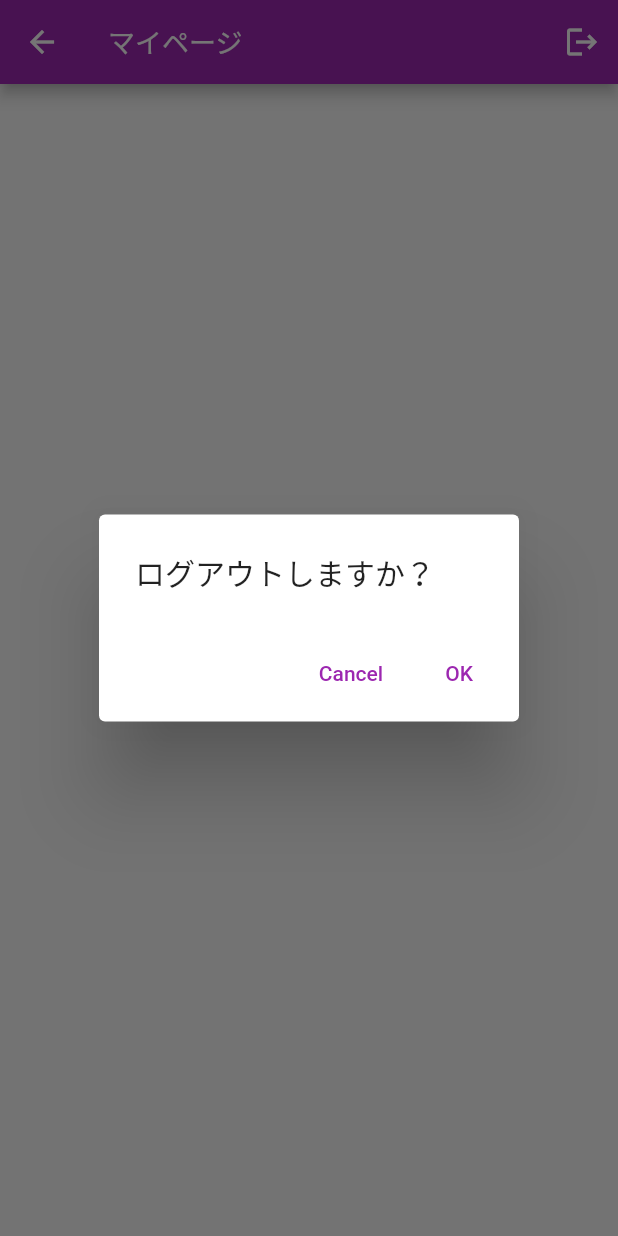
After one commit to morikann/tomodoko, a Flutter app: the CurrentUserScreen screen opened directly, after a tap on the "logout" icon, on a phone screen of 412 x 824 dp. The commit adds this screen. Run offline on Flutter 3.47's test engine with Material 2 defaults, Android fonts, the phone set to English and light mode, and no system bars; our stand-ins replace cloud_firestore, email_validator, firebase_auth, firebase_core, geolocator, modal_progress_hud_nsn; accounts and stored records are empty.

Commit message:
マイページの追加

```diff
--- /dev/null
+++ b/lib/view/current_user_screen.dart
@@ -0,0 +1,62 @@
+import 'package:flutter/material.dart';
+import 'package:firebase_auth/firebase_auth.dart';
+import 'welcome_screen.dart';
+
+class CurrentUserScreen extends StatefulWidget {
+  const CurrentUserScreen({Key? key}) : super(key: key);
+
+  @override
+  _CurrentUserScreenState createState() => _CurrentUserScreenState();
+}
+
+class _CurrentUserScreenState extends State<CurrentUserScreen> {
+  final _auth = FirebaseAuth.instance;
+
+  @override
+  Widget build(BuildContext context) {
+    return Scaffold(
+      appBar: AppBar(
+        title: const Text(
+          'マイページ',
+          style: TextStyle(fontSize: 18),
+        ),
+        actions: [
+          IconButton(
+            icon: const Icon(Icons.logout),
+            onPressed: () async {
+              await showDialog<AlertDialog>(
+                context: context,
+                builder: (context) {
+                  return AlertDialog(
+                    title: const Text('ログアウトしますか？'),
+                    actions: [
+                      TextButton(
+                        onPressed: () {
+                          Navigator.of(context).pop();
+                        },
+                        child: const Text('Cancel'),
+                      ),
+                      TextButton(
+                        onPressed: () async {
+                          await _auth.signOut();
+                          Navigator.of(context)
+                              .pushReplacementNamed(WelcomeScreen.id);
+                        },
+                        child: const Text('OK'),
+                      )
+                    ],
+                  );
+                },
+              );
+            },
+          )
+        ],
+      ),
+      body: SafeArea(
+        child: Column(
+          children: [],
+        ),
+      ),
+    );
+  }
+}
--- a/lib/view/login_screen.dart
+++ b/lib/view/login_screen.dart
@@ -1,4 +1,5 @@
 import 'package:flutter/material.dart';
+import 'package:tomodoko/view/home_screen.dart';
 import 'package:tomodoko/view/user_list_screen.dart';
 import '../component/common_button.dart';
 import 'signup_screen.dart';
@@ -28,7 +29,7 @@ class _LoginScreenState extends State<LoginScreen> {
     try {
       await _auth.signInWithEmailAndPassword(email: email, password: password);
       Navigator.of(context).pushNamedAndRemoveUntil(
-        UserListScreen.id,
+        HomeScreen.id,
         (route) => false,
       );
     } on FirebaseAuthException catch (e) {
--- a/lib/view/signup_screen.dart
+++ b/lib/view/signup_screen.dart
@@ -1,7 +1,7 @@
 import 'package:flutter/material.dart';
 import 'package:tomodoko/component/common_button.dart';
+import 'package:tomodoko/view/home_screen.dart';
 import 'login_screen.dart';
-import 'user_list_screen.dart';
 import 'package:firebase_auth/firebase_auth.dart';
 import 'package:cloud_firestore/cloud_firestore.dart';
 import 'package:modal_progress_hud_nsn/modal_progress_hud_nsn.dart';
@@ -36,7 +36,7 @@ class _SignupScreenState extends State<SignupScreen> {
       'email': email,
     }).then((value) {
       Navigator.of(context).pushNamedAndRemoveUntil(
-        UserListScreen.id,
+        HomeScreen.id,
         (route) => false,
       );
       setState(() {
--- a/lib/view/user_detail_screen.dart
+++ b/lib/view/user_detail_screen.dart
@@ -1,7 +1,7 @@
 import 'dart:async';
 import 'dart:math';
 import 'package:flutter/material.dart';
-import 'home_screen.dart';
+import 'welcome_screen.dart';
 import 'package:firebase_auth/firebase_auth.dart';
 import 'package:cloud_firestore/cloud_firestore.dart';
 import '../model/location.dart';
@@ -126,7 +126,7 @@ class _UserDetailScreenState extends State<UserDetailScreen> {
                           // ログアウトしたらタイマーをキャンセル
                           widget.timerCancel();
                           Navigator.of(context)
-                              .pushReplacementNamed(HomeScreen.id);
+                              .pushReplacementNamed(WelcomeScreen.id);
                         },
                         child: const Text('OK'),
                       )
```
Also changed, not shown: lib/main.dart (+5 -3 lines), lib/view/home_screen.dart (+35 -59 lines), lib/view/user_list_screen.dart (+9 -2 lines), lib/view/welcome_screen.dart (added, +71 -0 lines).
